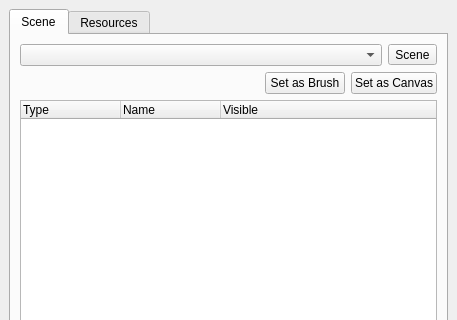
Qt form brickleedit/src/gui/scenetree/scenetreedock.ui (paarm/bricklebrit) before a commit; both pictures show x 0 to 457 and y 0 to 320 of the 457 by 751 pixel window.
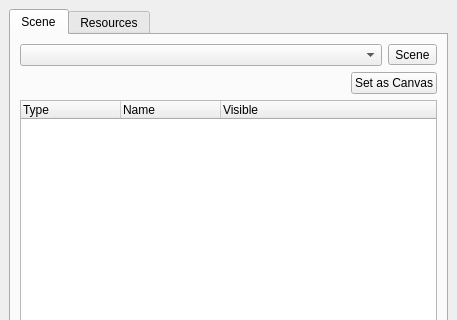
The same form after that commit. Icons and pictures are not drawn.

Commit message: grid support, set brush from selected node

What changed in the file:
```diff
--- a/brickleedit/src/gui/scenetree/scenetreedock.ui
+++ b/brickleedit/src/gui/scenetree/scenetreedock.ui
@@ -111,18 +111,6 @@
             </property>
            </spacer>
           </item>
-          <item>
-           <widget class="QPushButton" name="setAsBrush">
-            <property name="text">
-             <string>Set as Brush</string>
-            </property>
-            <property name="icon">
-             <iconset>
-              <normalon>:/icons/brush.png</normalon>
-             </iconset>
-            </property>
-           </widget>
-          </item>
           <item>
            <widget class="QPushButton" name="setAsCanvas">
             <property name="toolTip">
```
The commit also changes 22 other files.
